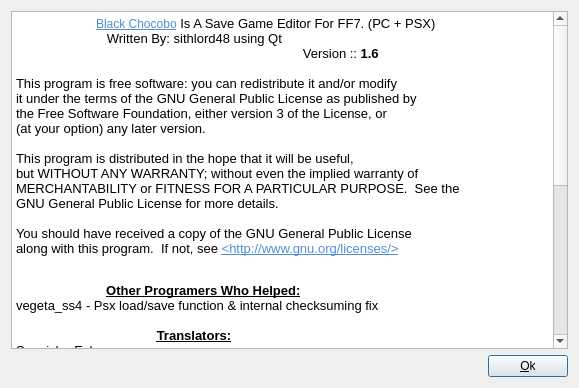
Qt form about.ui (sithlord48/blackchocobo) before a commit.
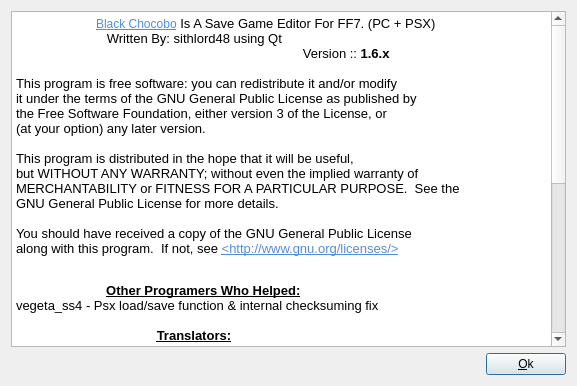
The same form after that commit.

Commit message: GUI: fix keyitem jump, layout change, LOGIC: Warn on non FF7 Slots in Virtual Formats.

```diff
--- a/about.ui
+++ b/about.ui
@@ -9,8 +9,8 @@
    <rect>
     <x>0</x>
     <y>0</y>
-    <width>579</width>
-    <height>388</height>
+    <width>577</width>
+    <height>386</height>
    </rect>
   </property>
   <property name="windowTitle">
@@ -38,7 +38,7 @@
 &lt;/style&gt;&lt;/head&gt;&lt;body style=&quot; font-family:'Ubuntu'; font-size:9pt; font-weight:400; font-style:normal;&quot;&gt;
 &lt;p style=&quot; margin-top:0px; margin-bottom:0px; margin-left:0px; margin-right:0px; -qt-block-indent:0; text-indent:0px;&quot;&gt;&lt;span style=&quot; font-family:'Sans Serif'; font-size:10pt;&quot;&gt;	&lt;/span&gt;&lt;a href=&quot;http://blackchocobo.sourceforge.net&quot;&gt;&lt;span style=&quot; font-family:'Sans Serif'; text-decoration: underline; color:#508ed8;&quot;&gt;Black Chocobo&lt;/span&gt;&lt;/a&gt;&lt;span style=&quot; font-family:'Sans Serif'; font-size:10pt;&quot;&gt; Is A Save Game Editor For FF7. (PC + PSX)&lt;/span&gt;&lt;/p&gt;
 &lt;p style=&quot; margin-top:0px; margin-bottom:0px; margin-left:0px; margin-right:0px; -qt-block-indent:0; text-indent:0px;&quot;&gt;&lt;span style=&quot; font-family:'Sans Serif'; font-size:10pt;&quot;&gt;	   Written By: sithlord48 using Qt&lt;/span&gt;&lt;/p&gt;
-&lt;p style=&quot; margin-top:0px; margin-bottom:0px; margin-left:0px; margin-right:0px; -qt-block-indent:0; text-indent:0px;&quot;&gt;&lt;span style=&quot; font-family:'Sans Serif'; font-size:10pt;&quot;&gt;                                                                  	             Version :: &lt;/span&gt;&lt;span style=&quot; font-family:'Sans Serif'; font-size:10pt; font-weight:600;&quot;&gt;1.6&lt;/span&gt;&lt;/p&gt;
+&lt;p style=&quot; margin-top:0px; margin-bottom:0px; margin-left:0px; margin-right:0px; -qt-block-indent:0; text-indent:0px;&quot;&gt;&lt;span style=&quot; font-family:'Sans Serif'; font-size:10pt;&quot;&gt;                                                                  	             Version :: &lt;/span&gt;&lt;span style=&quot; font-family:'Sans Serif'; font-size:10pt; font-weight:600;&quot;&gt;1.6.x&lt;/span&gt;&lt;/p&gt;
 &lt;p style=&quot;-qt-paragraph-type:empty; margin-top:0px; margin-bottom:0px; margin-left:0px; margin-right:0px; -qt-block-indent:0; text-indent:0px; font-family:'Sans Serif'; font-size:10pt; font-weight:600;&quot;&gt;&lt;/p&gt;
 &lt;p style=&quot; margin-top:0px; margin-bottom:0px; margin-left:0px; margin-right:0px; -qt-block-indent:0; text-indent:0px;&quot;&gt;&lt;span style=&quot; font-family:'Courier New,courier'; font-size:10pt;&quot;&gt;This program is free software: you can redistribute it and/or modify&lt;/span&gt;&lt;/p&gt;
 &lt;p style=&quot; margin-top:0px; margin-bottom:0px; margin-left:0px; margin-right:0px; -qt-block-indent:0; text-indent:0px;&quot;&gt;&lt;span style=&quot; font-family:'Courier New,courier'; font-size:10pt;&quot;&gt;it under the terms of the GNU General Public License as published by&lt;/span&gt;&lt;/p&gt;
```
The commit also changes 1 other file.
